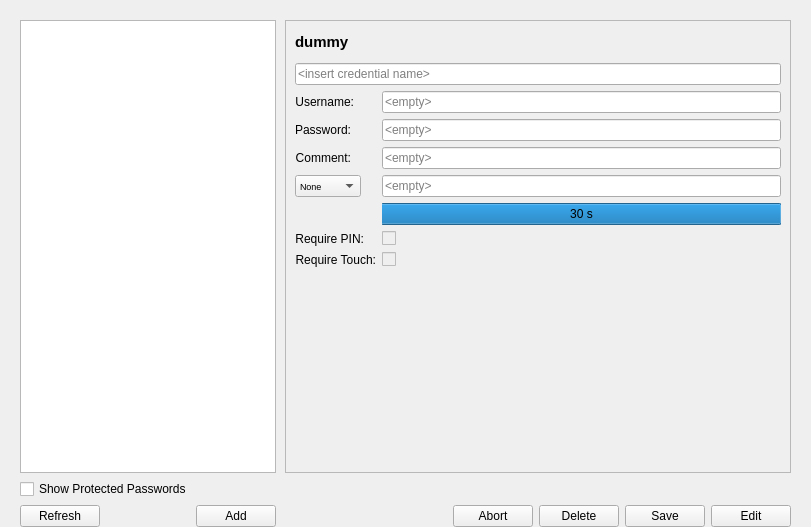
Old version of the form nitrokeyapp/ui/secrets_tab.ui in the repository Nitrokey/nitrokey-app2.
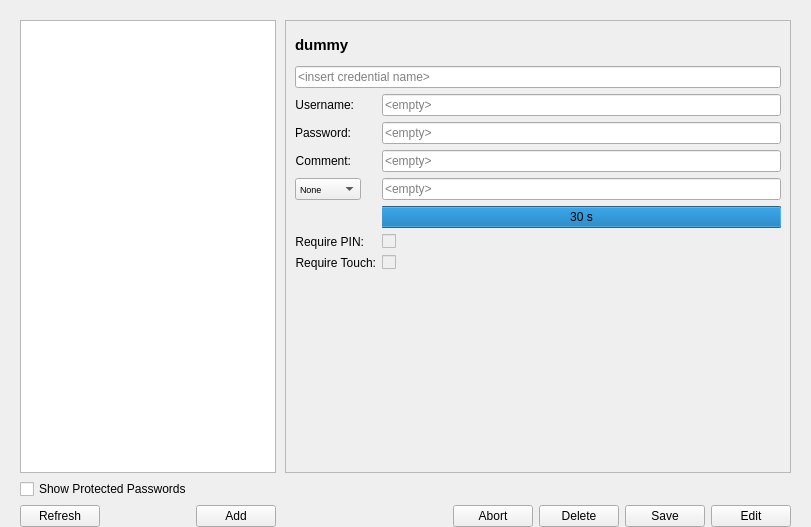
New version of the form. The open tabs and pages were chosen to show the change. Icons and pictures are not drawn.

Commit message: pw-manager: optimization of the OTP display

```diff
--- a/nitrokeyapp/ui/secrets_tab.ui
+++ b/nitrokeyapp/ui/secrets_tab.ui
@@ -200,13 +200,8 @@
              <property name="frameShadow">
               <enum>QFrame::Raised</enum>
              </property>
-             <layout class="QGridLayout" name="gridLayout_3" rowstretch="0,0,0,0,0,0,0,0,0,0">
-              <property name="topMargin">
-               <number>6</number>
-              </property>
-              <item row="9" column="2">
-               <layout class="QVBoxLayout" name="__verticalLayout_5">
-                <item>
+             <layout class="QFormLayout" name="formLayout">
+              <item row="0" column="0">
                  <widget class="QLabel" name="name_label">
                   <property name="sizePolicy">
                    <sizepolicy hsizetype="Preferred" vsizetype="Fixed">
@@ -238,7 +233,7 @@
                   </property>
                  </widget>
                 </item>
-                <item>
+              <item row="1" column="0" colspan="2">
                  <widget class="QLineEdit" name="name">
                   <property name="sizePolicy">
                    <sizepolicy hsizetype="Expanding" vsizetype="Fixed">
@@ -251,9 +246,7 @@
                   </property>
                  </widget>
                 </item>
-                <item>
-                 <layout class="QFormLayout" name="formLayout">
-                  <item row="0" column="0">
+              <item row="2" column="0">
                    <widget class="QLabel" name="__username_label">
                     <property name="text">
                      <string>Username:</string>
@@ -263,7 +256,7 @@
                     </property>
                    </widget>
                   </item>
-                  <item row="0" column="1">
+              <item row="2" column="1">
                    <widget class="QLineEdit" name="username">
                     <property name="sizePolicy">
                      <sizepolicy hsizetype="Expanding" vsizetype="Fixed">
@@ -285,7 +278,7 @@
                     </property>
                    </widget>
                   </item>
-                  <item row="1" column="0">
+              <item row="3" column="0">
                    <widget class="QLabel" name="__password_label">
                     <property name="text">
                      <string>Password:</string>
@@ -295,7 +288,7 @@
                     </property>
                    </widget>
                   </item>
-                  <item row="1" column="1">
+              <item row="3" column="1">
                    <widget class="QLineEdit" name="password">
                     <property name="sizePolicy">
                      <sizepolicy hsizetype="Expanding" vsizetype="Fixed">
@@ -317,7 +310,7 @@
                     </property>
                    </widget>
                   </item>
-                  <item row="2" column="0">
+              <item row="4" column="0">
                    <widget class="QLabel" name="__comment_label">
                     <property name="layoutDirection">
                      <enum>Qt::LeftToRight</enum>
@@ -330,7 +323,7 @@
                     </property>
                    </widget>
                   </item>
-                  <item row="2" column="1">
+              <item row="4" column="1">
                    <widget class="QLineEdit" name="comment">
                     <property name="sizePolicy">
                      <sizepolicy hsizetype="Expanding" vsizetype="Fixed">
@@ -344,64 +337,112 @@
                    </widget>
                   </item>
                   <item row="5" column="0">
-                   <widget class="QLabel" name="__is_pin_protection_label">
+               <widget class="QStackedWidget" name="algorithm_tab">
+                <property name="currentIndex">
+                 <number>1</number>
+                </property>
+                <widget class="QWidget" name="algotithm_edit">
+                 <layout class="QVBoxLayout" name="verticalLayout_5">
+                  <property name="spacing">
+                   <number>0</number>
+                  </property>
+                  <property name="leftMargin">
+                   <number>0</number>
+                  </property>
+                  <property name="topMargin">
+                   <number>0</number>
+                  </property>
+                  <property name="rightMargin">
+                   <number>0</number>
+                  </property>
+                  <property name="bottomMargin">
+                   <number>0</number>
+                  </property>
+                  <item>
+                   <widget class="QComboBox" name="select_algorithm">
+                    <property name="sizePolicy">
+                     <sizepolicy hsizetype="Preferred" vsizetype="Fixed">
+                      <horstretch>0</horstretch>
+                      <verstretch>0</verstretch>
+                     </sizepolicy>
+                    </property>
+                    <property name="minimumSize">
+                     <size>
+                      <width>30</width>
+                      <height>0</height>
+                     </size>
+                    </property>
+                    <property name="font">
+                     <font>
+                      <pointsize>7</pointsize>
+                     </font>
+                    </property>
                     <property name="layoutDirection">
                      <enum>Qt::LeftToRight</enum>
                     </property>
+                    <property name="editable">
+                     <bool>false</bool>
+                    </property>
+                    <property name="currentText">
+                     <string>None</string>
+                    </property>
+                    <property name="currentIndex">
+                     <number>0</number>
+                    </property>
+                    <property name="sizeAdjustPolicy">
+                     <enum>QComboBox::AdjustToContentsOnFirstShow</enum>
+                    </property>
+                    <property name="minimumContentsLength">
+                     <number>6</number>
+                    </property>
+                    <item>
                     <property name="text">
-                     <string>Require PIN:</string>
-                    </property>
-                    <property name="alignment">
-                     <set>Qt::AlignRight|Qt::AlignTrailing|Qt::AlignVCenter</set>
-                    </property>
+                      <string>None</string>
+                     </property>
+                    </item>
+                    <item>
+                     <property name="text">
+                      <string>TOTP</string>
+                     </property>
+                    </item>
+                    <item>
+                     <property name="text">
+                      <string>HOTP</string>
+                     </property>
+                    </item>
+                   </widget>
+                  </item>
+                 </layout>
+                </widget>
+                <widget class="QWidget" name="algorithm_show">
+                 <layout class="QVBoxLayout" name="verticalLayout_4">
+                  <property name="spacing">
+                   <number>0</number>
+                  </property>
+                  <property name="leftMargin">
+                   <number>0</number>
+                  </property>
+                  <property name="topMargin">
+                   <number>0</number>
+                  </property>
+                  <property name="rightMargin">
+                   <number>0</number>
+                  </property>
+                  <property name="bottomMargin">
+                   <number>0</number>
+                  </property>
+                  <item>
+                   <widget class="QLabel" name="algorithm">
+                    <property name="text">
+                     <string>algorithm</string>
+                    </property>
+                   </widget>
+                  </item>
+                 </layout>
+                </widget>
                    </widget>
                   </item>
                   <item row="5" column="1">
-                   <widget class="QCheckBox" name="is_pin_protected">
-                    <property name="enabled">
-                     <bool>false</bool>
-                    </property>
-                    <property name="layoutDirection">
-                     <enum>Qt::LeftToRight</enum>
-                    </property>
-                    <property name="text">
-                     <string/>
-                    </property>
-                    <property name="checkable">
-                     <bool>true</bool>
-                    </property>
-                   </widget>
-                  </item>
-                  <item row="6" column="0">
-                   <widget class="QLabel" name="__is_touch_protection_label">
-                    <property name="layoutDirection">
-                     <enum>Qt::RightToLeft</enum>
-                    </property>
-                    <property name="text">
-                     <string>Require Touch:</string>
-                    </property>
-                    <property name="alignment">
-                     <set>Qt::AlignRight|Qt::AlignTrailing|Qt::AlignVCenter</set>
-                    </property>
-                   </widget>
-                  </item>
-                  <item row="6" column="1">
-                   <widget class="QCheckBox" name="is_touch_protected">
-                    <property name="enabled">
-                     <bool>false</bool>
-                    </property>
-                    <property name="layoutDirection">
-                     <enum>Qt::LeftToRight</enum>
-                    </property>
-                    <property name="text">
-                     <string/>
-                    </property>
-                    <property name="checkable">
-                     <bool>true</bool>
-                    </property>
-                   </widget>
-                  </item>
-                  <item row="3" column="1">
                    <widget class="QLineEdit" name="otp">
                     <property name="sizePolicy">
                      <sizepolicy hsizetype="Expanding" vsizetype="Fixed">
@@ -417,7 +458,7 @@
                     </property>
                    </widget>
                   </item>
-                  <item row="4" column="1">
+              <item row="6" column="1">
                    <widget class="QProgressBar" name="otp_timeout_progress">
                     <property name="maximum">
                      <number>30</number>
@@ -436,63 +477,65 @@
                     </property>
                    </widget>
                   </item>
-                  <item row="3" column="0">
-                   <widget class="QComboBox" name="algorithm">
-                    <property name="sizePolicy">
-                     <sizepolicy hsizetype="Preferred" vsizetype="Fixed">
-                      <horstretch>0</horstretch>
-                      <verstretch>0</verstretch>
-                     </sizepolicy>
-                    </property>
-                    <property name="minimumSize">
-                     <size>
-                      <width>30</width>
-                      <height>0</height>
-                     </size>
-                    </property>
-                    <property name="font">
-                     <font>
-                      <pointsize>7</pointsize>
-                     </font>
-                    </property>
+              <item row="7" column="0">
+               <widget class="QLabel" name="__is_pin_protection_label">
                     <property name="layoutDirection">
                      <enum>Qt::LeftToRight</enum>
                     </property>
-                    <property name="editable">
-                     <bool>false</bool>
-                    </property>
-                    <property name="currentText">
-                     <string>None</string>
-                    </property>
-                    <property name="currentIndex">
-                     <number>0</number>
-                    </property>
-                    <property name="sizeAdjustPolicy">
-                     <enum>QComboBox::AdjustToContentsOnFirstShow</enum>
-                    </property>
-                    <property name="minimumContentsLength">
-                     <number>6</number>
-                    </property>
-                    <item>
+                <property name="text">
+                 <string>Require PIN:</string>
+                </property>
+                <property name="alignment">
+                 <set>Qt::AlignRight|Qt::AlignTrailing|Qt::AlignVCenter</set>
+                </property>
+               </widget>
+              </item>
+              <item row="7" column="1">
+               <widget class="QCheckBox" name="is_pin_protected">
+                <property name="enabled">
+                 <bool>false</bool>
+                </property>
+                <property name="layoutDirection">
+                 <enum>Qt::LeftToRight</enum>
+                </property>
                      <property name="text">
-                      <string>None</string>
-                     </property>
-                    </item>
-                    <item>
+                 <string/>
+                </property>
+                <property name="checkable">
+                 <bool>true</bool>
+                </property>
+               </widget>
+              </item>
+              <item row="8" column="0">
+               <widget class="QLabel" name="__is_touch_protection_label">
+                <property name="layoutDirection">
+                 <enum>Qt::RightToLeft</enum>
+                </property>
                      <property name="text">
-                      <string>TOTP</string>
-                     </property>
-                    </item>
-                    <item>
+                 <string>Require Touch:</string>
+                </property>
+                <property name="alignment">
+                 <set>Qt::AlignRight|Qt::AlignTrailing|Qt::AlignVCenter</set>
+                </property>
+               </widget>
+              </item>
+              <item row="8" column="1">
+               <widget class="QCheckBox" name="is_touch_protected">
+                <property name="enabled">
+                 <bool>false</bool>
+                </property>
+                <property name="layoutDirection">
+                 <enum>Qt::LeftToRight</enum>
+                </property>
                      <property name="text">
-                      <string>HOTP</string>
-                     </property>
-                    </item>
-                   </widget>
-                  </item>
-                 </layout>
-                </item>
-                <item>
+                 <string/>
+                </property>
+                <property name="checkable">
+                 <bool>true</bool>
+                </property>
+               </widget>
+              </item>
+              <item row="9" column="0">
                  <spacer name="verticalSpacer">
                   <property name="orientation">
                    <enum>Qt::Vertical</enum>
@@ -502,13 +545,11 @@
                   </property>
                   <property name="sizeHint" stdset="0">
                    <size>
-                    <width>0</width>
-                    <height>0</height>
+                  <width>13</width>
+                  <height>184</height>
                    </size>
                   </property>
                  </spacer>
-                </item>
-               </layout>
               </item>
              </layout>
             </widget>
```
Lines whose indentation alone changed are shown as unchanged. The commit also changes 1 other file.
